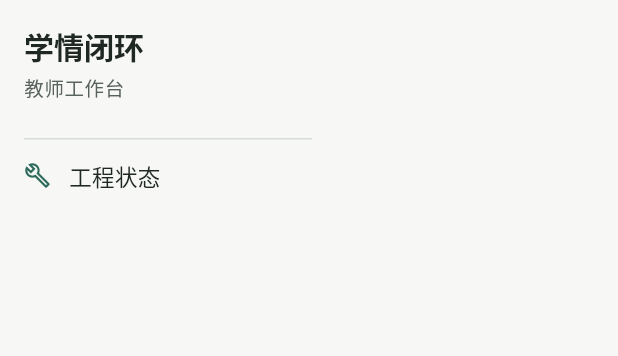
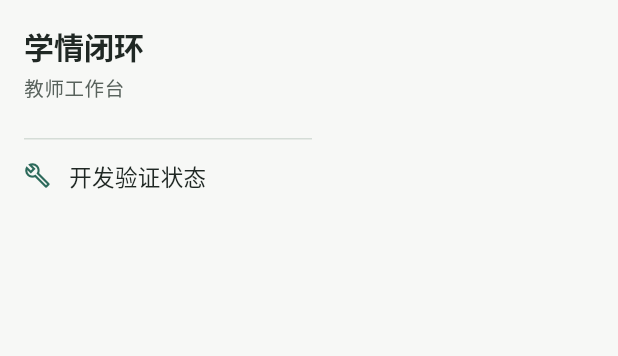
Before and after one commit to qbjsdsb/xueqing, a Flutter app: the _DesktopRail widget shown alone on an empty page, opened directly, on a phone screen of 412 x 824 dp. Shown: the top 356 px of the screen. Run offline on Flutter 3.47's test engine with Material 3 defaults, Android fonts, the phone set to English and light mode, and no system bars; our stand-ins replace flutter_secure_storage, supabase_flutter; accounts and stored records are empty.

Commit message:
align engineering shell status with development preview

```diff
--- a/lib/app/shell/app_shell.dart
+++ b/lib/app/shell/app_shell.dart
@@ -65,12 +65,12 @@ class _CompactRail extends StatelessWidget {
         child: Column(
           children: [
             Tooltip(
-              message: '工程状态',
+              message: '开发验证状态',
               child: const Icon(Icons.build_outlined, color: AppColors.accent),
             ),
             const Spacer(),
             Text(
-              'Phase 0A',
+              '开发验证',
               textAlign: TextAlign.center,
               style: Theme.of(context).textTheme.bodySmall,
             ),
@@ -132,7 +132,7 @@ class _DesktopRail extends StatelessWidget {
                 children: [
                   Icon(Icons.build_outlined, size: 18, color: AppColors.accent),
                   SizedBox(width: AppSpacing.sm),
-                  Text('工程状态'),
+                  Text('开发验证状态'),
                 ],
               ),
               const Spacer(),
```
